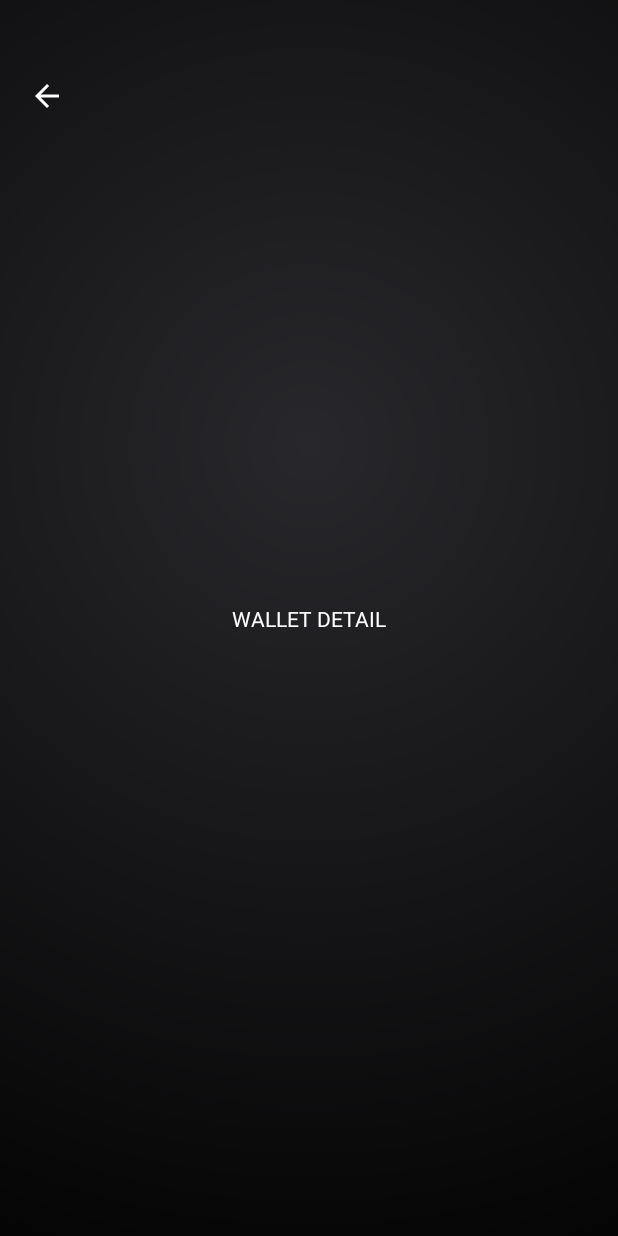
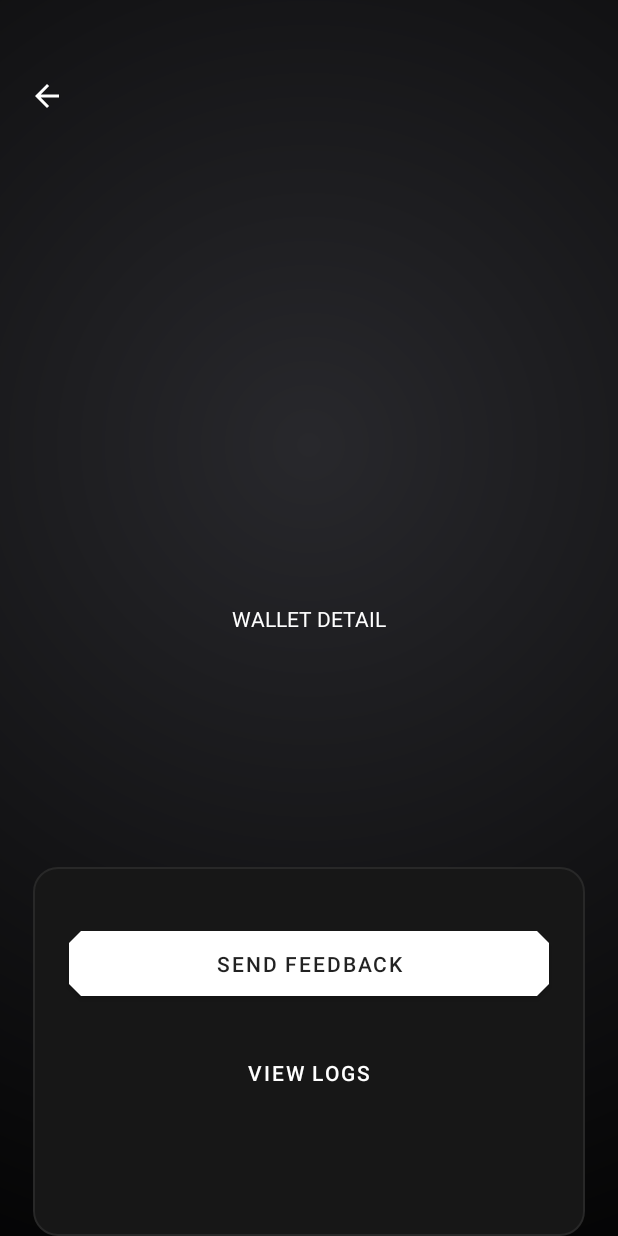
Before and after one commit to FreesideVirtual/zcash-android-wallet, an Android app: the WalletDetailFragment screen opened through its navigation route, on a phone screen of 412 x 824 dp. Run offline under Robolectric (Android 15) with nearby library versions, the phone set to English and light mode, and no system bars; our stand-ins replace Dagger/Hilt's generated code; libraries missing offline, so code that uses them is left out: de.adorsys.android, io.github.novacrypto.bip39; 3 statements that could not run were skipped.

Commit message:
Add the ability to export logs.
This includes bare bones UI for the wallet details screen. Closes #26 and Closes #27.

```diff
--- a/app/src/main/java/cash/z/ecc/android/ext/View.kt
+++ b/app/src/main/java/cash/z/ecc/android/ext/View.kt
@@ -3,6 +3,8 @@ package cash.z.ecc.android.ext
 import android.view.View
 import android.view.View.*
 import cash.z.ecc.android.ui.MainActivity
+import kotlinx.coroutines.channels.awaitClose
+import kotlinx.coroutines.flow.channelFlow
 
 fun View.goneIf(isGone: Boolean) {
     visibility = if (isGone) GONE else VISIBLE
@@ -29,3 +31,12 @@ fun View.onClickNavUp() {
             )
     }
 }
+
+fun View.clicks() = channelFlow<View> {
+    setOnClickListener {
+        offer(this@clicks)
+    }
+    awaitClose {
+        setOnClickListener(null)
+    }
+}
--- a/app/src/main/java/cash/z/ecc/android/feedback/FeedbackFile.kt
+++ b/app/src/main/java/cash/z/ecc/android/feedback/FeedbackFile.kt
@@ -8,7 +8,7 @@ import java.text.SimpleDateFormat
 class FeedbackFile(fileName: String = "feedback.log") :
     FeedbackCoordinator.FeedbackObserver {
 
-    private val file = File(ZcashWalletApp.instance.noBackupFilesDir, fileName)
+    val file = File(ZcashWalletApp.instance.noBackupFilesDir, fileName)
     private val format = SimpleDateFormat("MM-dd HH:mm:ss.SSS")
 
 
--- a/app/src/main/java/cash/z/ecc/android/ui/MainActivity.kt
+++ b/app/src/main/java/cash/z/ecc/android/ui/MainActivity.kt
@@ -50,15 +50,14 @@ class MainActivity : DaggerAppCompatActivity() {
         setContentView(R.layout.main_activity)
         initNavigation()
 
-        window.statusBarColor = Color.TRANSPARENT;
+        window.statusBarColor = Color.TRANSPARENT
+        window.navigationBarColor = Color.TRANSPARENT
         window.setFlags(
             WindowManager.LayoutParams.FLAG_LAYOUT_NO_LIMITS,
             WindowManager.LayoutParams.FLAG_LAYOUT_NO_LIMITS
         )
-        setWindowFlag(
-            WindowManager.LayoutParams.FLAG_TRANSLUCENT_STATUS,
-            false
-        )// | WindowManager.LayoutParams.FLAG_TRANSLUCENT_NAVIGATION, false)
+        setWindowFlag(WindowManager.LayoutParams.FLAG_TRANSLUCENT_STATUS, false)
+        setWindowFlag(WindowManager.LayoutParams.FLAG_TRANSLUCENT_NAVIGATION, false)
 
         lifecycleScope.launch {
             feedback.start()
--- /dev/null
+++ b/app/src/main/res/drawable/background_banner_large.xml
@@ -0,0 +1,7 @@
+<?xml version="1.0" encoding="utf-8"?>
+<shape
+    xmlns:android="http://schemas.android.com/apk/res/android">
+    <corners android:radius="16dp" />
+    <stroke android:width="1dp" android:color="#282828"/>
+    <solid android:color="@color/background_banner"/>
+</shape>
--- a/app/src/main/res/layout/fragment_detail.xml
+++ b/app/src/main/res/layout/fragment_detail.xml
@@ -5,6 +5,41 @@
     android:layout_width="match_parent"
     android:layout_height="match_parent"
     android:background="@drawable/background_home">
+
+    <!--            -->
+    <!-- Guidelines -->
+    <!--            -->
+
+    <!-- TODO: redo these keylines to match the designs, exactly -->
+
+    <androidx.constraintlayout.widget.Guideline
+        android:id="@+id/guieline_bottom_buttons"
+        android:layout_width="wrap_content"
+        android:layout_height="wrap_content"
+        android:orientation="horizontal"
+        app:layout_constraintGuide_percent="0.7017784" />
+
+    <androidx.constraintlayout.widget.Guideline
+        android:id="@+id/guieline_keyline_start"
+        android:layout_width="wrap_content"
+        android:layout_height="wrap_content"
+        android:orientation="vertical"
+        app:layout_constraintGuide_percent="0.054" />
+
+    <androidx.constraintlayout.widget.Guideline
+        android:id="@+id/guieline_keyline_end"
+        android:layout_width="wrap_content"
+        android:layout_height="wrap_content"
+        android:orientation="vertical"
+        app:layout_constraintGuide_percent="0.946" />
+
+    <androidx.constraintlayout.widget.Guideline
+        android:id="@+id/guieline_keyline_bottom"
+        android:layout_width="wrap_content"
+        android:layout_height="wrap_content"
+        android:orientation="horizontal"
+        app:layout_constraintGuide_percent="1.0" />
+
 
     <!-- Back Button -->
     <ImageView
@@ -41,4 +76,42 @@
         app:layout_constraintEnd_toEndOf="parent"
         app:layout_constraintStart_toStartOf="parent"
         app:layout_constraintTop_toTopOf="parent" />
+
+    <View
+        android:id="@+id/text_banner_message"
+        android:layout_width="0dp"
+        android:layout_height="0dp"
+        android:background="@drawable/background_banner_large"
+        app:layout_constraintEnd_toEndOf="@id/guieline_keyline_end"
+        app:layout_constraintStart_toStartOf="@id/guieline_keyline_start"
+        app:layout_constraintTop_toBottomOf="@id/guieline_bottom_buttons"
+        app:layout_constraintBottom_toBottomOf="@id/guieline_keyline_bottom"/>
+
+    <com.google.android.material.button.MaterialButton
+        android:id="@+id/button_feedback"
+        android:layout_width="0dp"
+        android:layout_height="wrap_content"
+        style="@style/Zcash.Button.White"
+        android:text="Send Feedback"
+        android:padding="12dp"
+        android:layout_marginEnd="24dp"
+        android:layout_marginStart="24dp"
+        app:layout_constraintTop_toTopOf="parent"
+        app:layout_constraintBottom_toBottomOf="parent"
+        app:layout_constraintStart_toStartOf="@id/guieline_keyline_start"
+        app:layout_constraintEnd_toEndOf="@id/guieline_keyline_end"
+        app:layout_constraintVertical_bias="0.8"/>
+
+    <com.google.android.material.button.MaterialButton
+        android:id="@+id/button_logs"
+        android:layout_width="wrap_content"
+        android:layout_height="wrap_content"
+        style="@style/Widget.MaterialComponents.Button.TextButton"
+        android:text="View Logs"
+        android:textColor="@color/text_light"
+        app:layout_constraintTop_toBottomOf="@id/button_feedback"
+        app:layout_constraintBottom_toBottomOf="@id/guieline_keyline_bottom"
+        app:layout_constraintStart_toStartOf="parent"
+        app:layout_constraintEnd_toEndOf="parent"
+        app:layout_constraintVertical_bias="0.2"/>
 </androidx.constraintlayout.widget.ConstraintLayout>
--- a/app/src/main/res/values/styles.xml
+++ b/app/src/main/res/values/styles.xml
@@ -19,15 +19,20 @@
         <item name="windowNoTitle">true</item>
     </style>
 
-    <!-- Text Styles -->
+    <!-- Widgets -->
 
     <style name="Zcash.TextView.NumberPad" parent="Widget.AppCompat.TextView">
         <item name="android:textAppearance">@style/Zcash.TextAppearance.NumberPad</item>
         <item name="android:background">@drawable/selector_pressed_ripple_circle</item>
     </style>
 
+    <style name="Zcash.Button.White" parent="Widget.MaterialComponents.Button">
+        <item name="backgroundTint">@android:color/white</item>
+        <item name="android:textColor">@color/text_dark</item>
+    </style>
+
     <style name="Zcash.Button.OutlinedButton" parent="Widget.MaterialComponents.Button.OutlinedButton">
-        <item name="strokeColor">@color/zcashWhite_87</item>
+        <item name="strokeColor">@color/zcashWhite</item>
     </style>
 
     <!-- Text Appearances -->
```
Also changed, not shown: app/src/main/java/cash/z/ecc/android/ui/detail/WalletDetailFragment.kt (+38 -0 lines), feedback/src/main/java/cash/z/ecc/android/feedback/FeedbackCoordinator.kt (+5 -3 lines), 2 other files.
